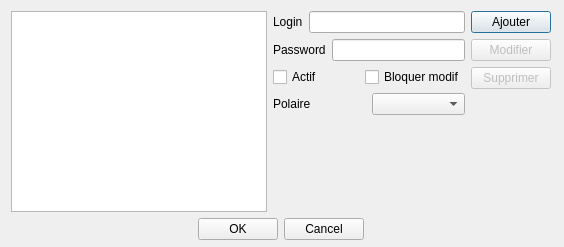
Above: src/boatAccount_dialog.ui from nohal/qtVlm before the change. Below: the same form after it.
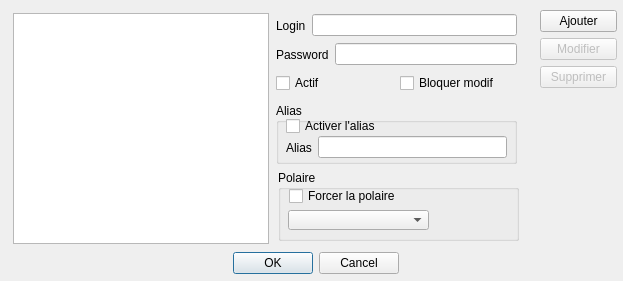
That is the form after the change.

Commit message: Bug fix: sending instruction to VLM (ortho and BVMG), boat account bad clear, boat account fix modify button enableState New: Alias, Automatic polar, Zoom In/Out with keyboard

Patch:
```diff
--- a/src/boatAccount_dialog.ui
+++ b/src/boatAccount_dialog.ui
@@ -9,8 +9,8 @@
    <rect>
     <x>0</x>
     <y>0</y>
-    <width>564</width>
-    <height>247</height>
+    <width>623</width>
+    <height>281</height>
    </rect>
   </property>
   <property name="windowTitle">
@@ -19,17 +19,225 @@
   <widget class="QWidget" name="layoutWidget">
    <property name="geometry">
     <rect>
+     <x>10</x>
+     <y>250</y>
+     <width>611</width>
+     <height>27</height>
+    </rect>
+   </property>
+   <layout class="QHBoxLayout">
+    <item>
+     <spacer>
+      <property name="orientation">
+       <enum>Qt::Horizontal</enum>
+      </property>
+      <property name="sizeHint" stdset="0">
+       <size>
+        <width>40</width>
+        <height>20</height>
+       </size>
+      </property>
+     </spacer>
+    </item>
+    <item>
+     <widget class="QPushButton" name="btn_Ok">
+      <property name="text">
+       <string>OK</string>
+      </property>
+     </widget>
+    </item>
+    <item>
+     <widget class="QPushButton" name="btn_cancel">
+      <property name="text">
+       <string>Cancel</string>
+      </property>
+     </widget>
+    </item>
+    <item>
+     <spacer>
+      <property name="orientation">
+       <enum>Qt::Horizontal</enum>
+      </property>
+      <property name="sizeHint" stdset="0">
+       <size>
+        <width>40</width>
+        <height>20</height>
+       </size>
+      </property>
+     </spacer>
+    </item>
+   </layout>
+  </widget>
+  <widget class="QWidget" name="layoutWidget">
+   <property name="geometry">
+    <rect>
+     <x>276</x>
+     <y>43</y>
+     <width>241</width>
+     <height>23</height>
+    </rect>
+   </property>
+   <layout class="QHBoxLayout">
+    <item>
+     <widget class="QLabel" name="label">
+      <property name="text">
+       <string>Password</string>
+      </property>
+     </widget>
+    </item>
+    <item>
+     <widget class="QLineEdit" name="edit_pass">
+      <property name="echoMode">
+       <enum>QLineEdit::Password</enum>
+      </property>
+     </widget>
+    </item>
+   </layout>
+  </widget>
+  <widget class="QWidget" name="layoutWidget">
+   <property name="geometry">
+    <rect>
+     <x>276</x>
+     <y>72</y>
+     <width>241</width>
+     <height>22</height>
+    </rect>
+   </property>
+   <layout class="QHBoxLayout" name="horizontalLayout_2">
+    <item>
+     <widget class="QCheckBox" name="enable_state">
+      <property name="text">
+       <string>Actif</string>
+      </property>
+     </widget>
+    </item>
+    <item>
+     <widget class="QCheckBox" name="lockChange">
+      <property name="text">
+       <string>Bloquer modif</string>
+      </property>
+     </widget>
+    </item>
+   </layout>
+  </widget>
+  <widget class="QGroupBox" name="groupBox_2">
+   <property name="geometry">
+    <rect>
+     <x>276</x>
+     <y>103</y>
+     <width>241</width>
+     <height>61</height>
+    </rect>
+   </property>
+   <property name="title">
+    <string>Alias</string>
+   </property>
+   <widget class="QCheckBox" name="chk_alias">
+    <property name="geometry">
+     <rect>
+      <x>10</x>
+      <y>13</y>
+      <width>101</width>
+      <height>20</height>
+     </rect>
+    </property>
+    <property name="text">
+     <string>Activer l'alias</string>
+    </property>
+   </widget>
+   <widget class="QWidget" name="layoutWidget_2">
+    <property name="geometry">
+     <rect>
+      <x>10</x>
+      <y>33</y>
+      <width>221</width>
+      <height>23</height>
+     </rect>
+    </property>
+    <layout class="QHBoxLayout" name="_2">
+     <item>
+      <widget class="QLabel" name="label_3">
+       <property name="text">
+        <string>Alias</string>
+       </property>
+      </widget>
+     </item>
+     <item>
+      <widget class="QLineEdit" name="edit_alias"/>
+     </item>
+    </layout>
+   </widget>
+  </widget>
+  <widget class="QWidget" name="layoutWidget">
+   <property name="geometry">
+    <rect>
+     <x>276</x>
+     <y>14</y>
+     <width>241</width>
+     <height>23</height>
+    </rect>
+   </property>
+   <layout class="QHBoxLayout">
+    <item>
+     <widget class="QLabel" name="label_2">
+      <property name="text">
+       <string>Login</string>
+      </property>
+     </widget>
+    </item>
+    <item>
+     <widget class="QLineEdit" name="edit_login"/>
+    </item>
+   </layout>
+  </widget>
+  <widget class="QGroupBox" name="groupBox">
+   <property name="geometry">
+    <rect>
+     <x>278</x>
+     <y>170</y>
+     <width>241</width>
+     <height>71</height>
+    </rect>
+   </property>
+   <property name="title">
+    <string>Polaire</string>
+   </property>
+   <widget class="QCheckBox" name="chk_polar">
+    <property name="geometry">
+     <rect>
      <x>11</x>
-     <y>11</y>
-     <width>540</width>
-     <height>229</height>
-    </rect>
-   </property>
-   <layout class="QVBoxLayout">
-    <item>
-     <layout class="QHBoxLayout">
-      <item>
+      <y>16</y>
+      <width>116</width>
+      <height>20</height>
+     </rect>
+    </property>
+    <property name="text">
+     <string>Forcer la polaire</string>
+    </property>
+   </widget>
+   <widget class="QComboBox" name="polarList">
+    <property name="enabled">
+     <bool>true</bool>
+    </property>
+    <property name="geometry">
+     <rect>
+      <x>10</x>
+      <y>40</y>
+      <width>141</width>
+      <height>20</height>
+     </rect>
+    </property>
+   </widget>
+  </widget>
        <widget class="QListWidget" name="list_boat">
+   <property name="geometry">
+    <rect>
+     <x>13</x>
+     <y>13</y>
+     <width>256</width>
+     <height>231</height>
+    </rect>
+   </property>
         <property name="sizePolicy">
          <sizepolicy hsizetype="Preferred" vsizetype="Preferred">
           <horstretch>0</horstretch>
@@ -52,89 +260,15 @@
          <enum>QAbstractItemView::SingleSelection</enum>
         </property>
        </widget>
-      </item>
-      <item>
-       <layout class="QVBoxLayout">
-        <item>
-         <layout class="QHBoxLayout">
-          <item>
-           <widget class="QLabel" name="label_2">
-            <property name="text">
-             <string>Login</string>
-            </property>
-           </widget>
-          </item>
-          <item>
-           <widget class="QLineEdit" name="edit_login"/>
-          </item>
-         </layout>
-        </item>
-        <item>
-         <layout class="QHBoxLayout">
-          <item>
-           <widget class="QLabel" name="label">
-            <property name="text">
-             <string>Password</string>
-            </property>
-           </widget>
-          </item>
-          <item>
-           <widget class="QLineEdit" name="edit_pass">
-            <property name="echoMode">
-             <enum>QLineEdit::Password</enum>
-            </property>
-           </widget>
-          </item>
-         </layout>
-        </item>
-        <item>
-         <layout class="QHBoxLayout" name="horizontalLayout_2">
-          <item>
-           <widget class="QCheckBox" name="enable_state">
-            <property name="text">
-             <string>Actif</string>
-            </property>
-           </widget>
-          </item>
-          <item>
-           <widget class="QCheckBox" name="lockChange">
-            <property name="text">
-             <string>Bloquer modif</string>
-            </property>
-           </widget>
-          </item>
-         </layout>
-        </item>
-        <item>
-         <layout class="QHBoxLayout" name="horizontalLayout">
-          <item>
-           <widget class="QLabel" name="label_3">
-            <property name="text">
-             <string>Polaire</string>
-            </property>
-           </widget>
-          </item>
-          <item>
-           <widget class="QComboBox" name="polarList"/>
-          </item>
-         </layout>
-        </item>
-        <item>
-         <spacer>
-          <property name="orientation">
-           <enum>Qt::Vertical</enum>
-          </property>
-          <property name="sizeHint" stdset="0">
-           <size>
-            <width>20</width>
-            <height>40</height>
-           </size>
-          </property>
-         </spacer>
-        </item>
-       </layout>
-      </item>
-      <item>
+  <widget class="QWidget" name="layoutWidget">
+   <property name="geometry">
+    <rect>
+     <x>540</x>
+     <y>10</y>
+     <width>77</width>
+     <height>231</height>
+    </rect>
+   </property>
        <layout class="QVBoxLayout">
         <item>
          <widget class="QPushButton" name="btn_accAdd">
@@ -180,54 +314,6 @@
          </spacer>
         </item>
        </layout>
-      </item>
-     </layout>
-    </item>
-    <item>
-     <layout class="QHBoxLayout">
-      <item>
-       <spacer>
-        <property name="orientation">
-         <enum>Qt::Horizontal</enum>
-        </property>
-        <property name="sizeHint" stdset="0">
-         <size>
-          <width>40</width>
-          <height>20</height>
-         </size>
-        </property>
-       </spacer>
-      </item>
-      <item>
-       <widget class="QPushButton" name="btn_Ok">
-        <property name="text">
-         <string>OK</string>
-        </property>
-       </widget>
-      </item>
-      <item>
-       <widget class="QPushButton" name="btn_cancel">
-        <property name="text">
-         <string>Cancel</string>
-        </property>
-       </widget>
-      </item>
-      <item>
-       <spacer>
-        <property name="orientation">
-         <enum>Qt::Horizontal</enum>
-        </property>
-        <property name="sizeHint" stdset="0">
-         <size>
-          <width>40</width>
-          <height>20</height>
-         </size>
-        </property>
-       </spacer>
-      </item>
-     </layout>
-    </item>
-   </layout>
   </widget>
  </widget>
  <tabstops>
```
Left out of the diff: 138 changed lines with no effect on the pictures. Lines whose indentation alone changed are shown as unchanged. The commit also changes 17 other files.
